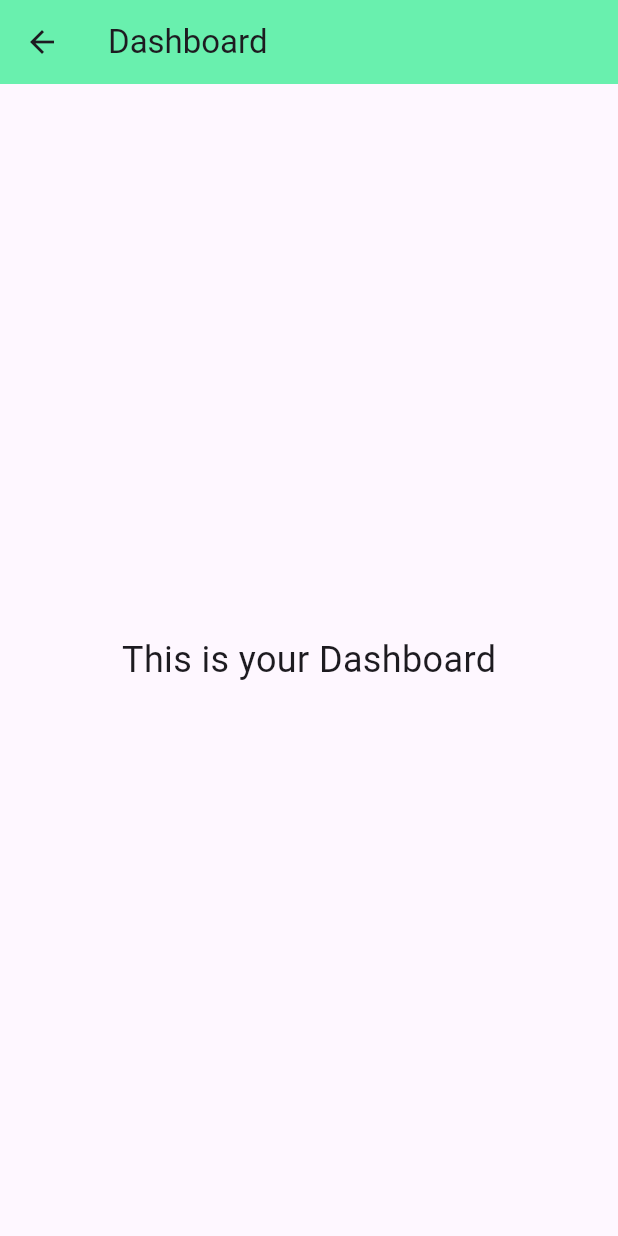
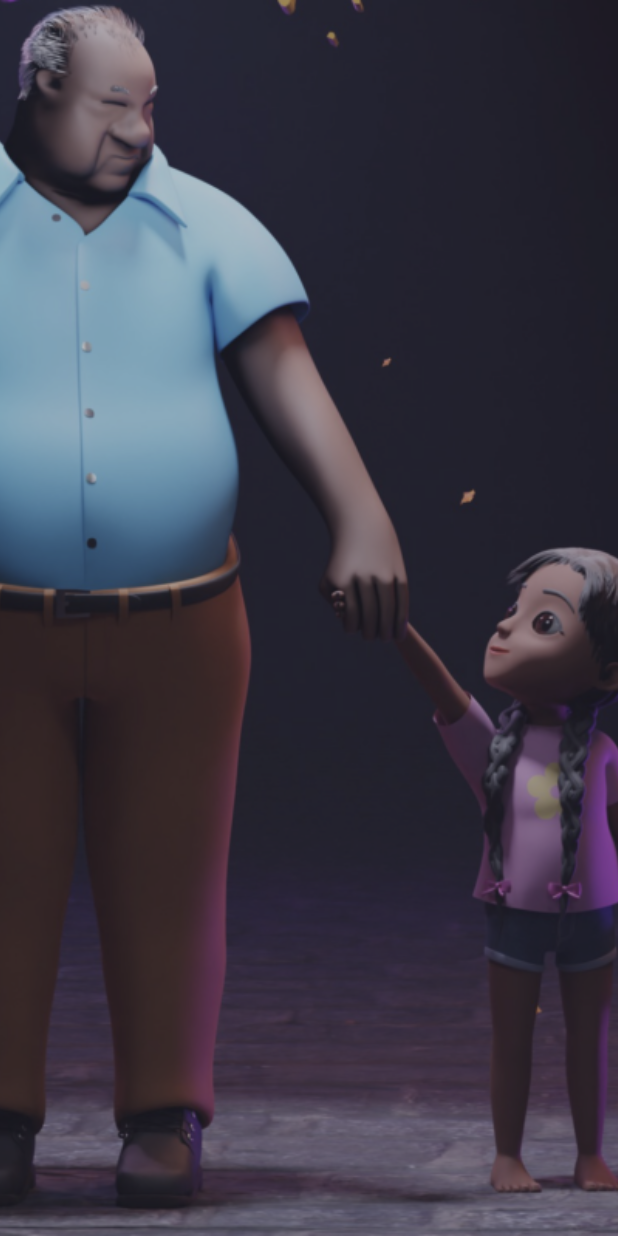
Before and after one commit to Bbn047/Flutter-app, a Flutter app: the ForgotPage screen opened by its route, on a phone screen of 412 x 824 dp. Run offline on Flutter 3.47's test engine with Material 3 defaults, Android fonts, the light colour scheme and no system bars; our stand-ins replace google_fonts.

Commit message:
Update forgot_page.dart

```diff
--- a/lib/forgot_page.dart
+++ b/lib/forgot_page.dart
@@ -2,16 +2,24 @@ import 'package:flutter/material.dart';
 
 class ForgotPage extends StatelessWidget {
   final TextEditingController nameController = TextEditingController();
-@override
+  @override
   Widget build(BuildContext context) {
-    return Scaffold(
-      appBar: AppBar(
-        title: Text('Dashboard'),
-        backgroundColor: Colors.greenAccent,
-      ),
-      body: Center(
-        child: Text('This is your Dashboard', style: TextStyle(fontSize: 24)),
-      ),
+    return Stack(
+      children: [
+        Container(
+          decoration: BoxDecoration(
+            image: DecorationImage(
+              image: AssetImage('assets/images/pic1.png'),
+              fit: BoxFit.cover,
+              alignment: Alignment(0.2, 0),
+              colorFilter: ColorFilter.mode(
+                Colors.black.withOpacity(0.2),
+                BlendMode.darken,
+              ),
+            ),
+          ),
+        ),
+      ],
     );
   }
 }
```
